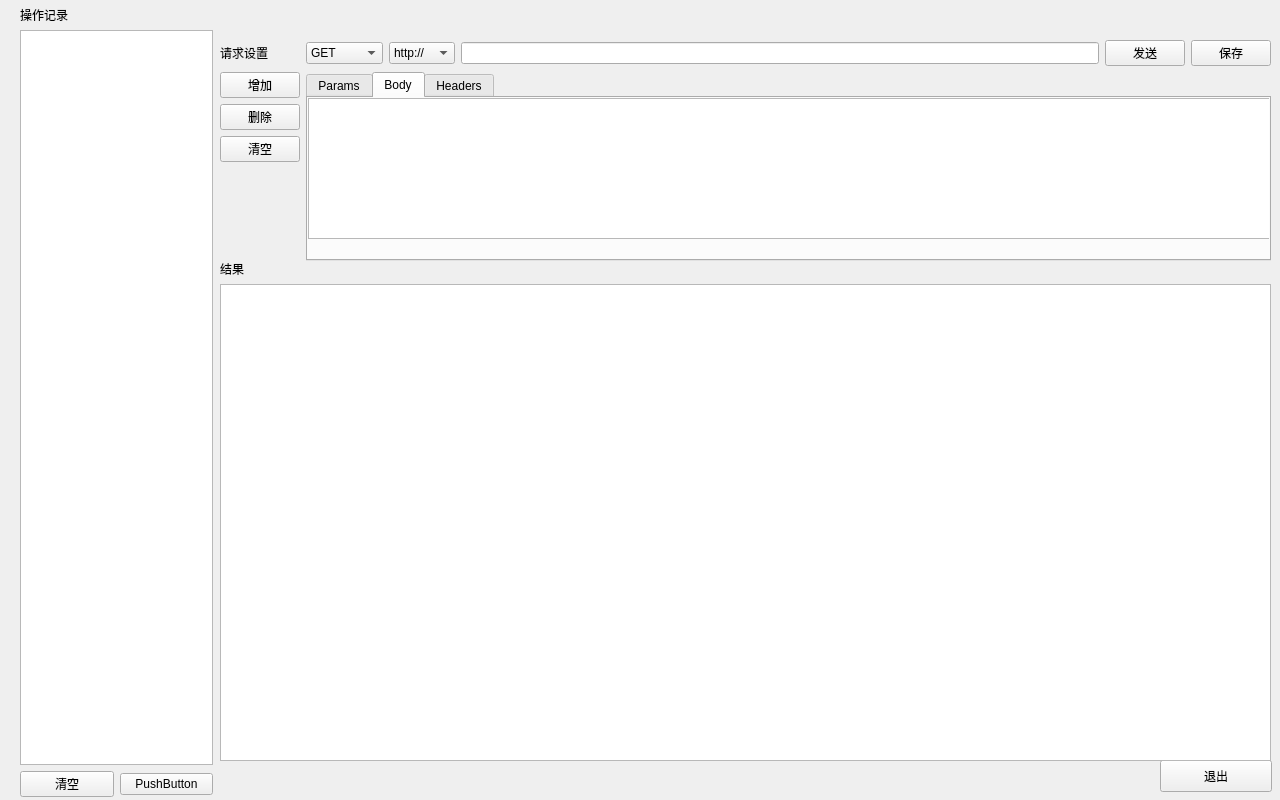
Old version of the form mypostman.ui in the repository only0322/MyPostman.
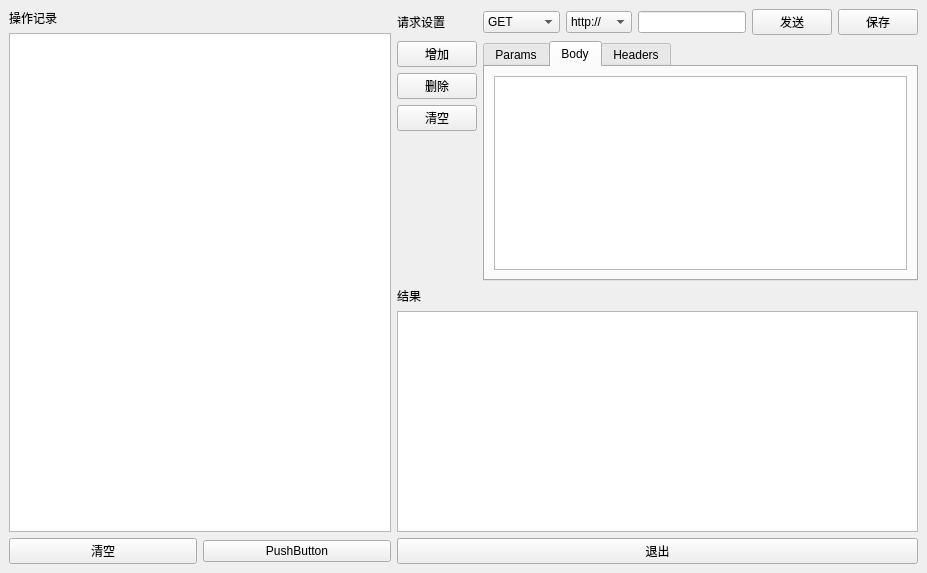
New version of the form. The open tabs and pages were chosen to show the change.

Diff of the .ui file:
```diff
--- a/mypostman.ui
+++ b/mypostman.ui
@@ -6,37 +6,20 @@
    <rect>
     <x>0</x>
     <y>0</y>
-    <width>1280</width>
-    <height>800</height>
+    <width>927</width>
+    <height>573</height>
    </rect>
   </property>
   <property name="windowTitle">
    <string>MyPostman</string>
   </property>
   <widget class="QWidget" name="centralwidget">
-   <widget class="QPushButton" name="btn_exit">
-    <property name="geometry">
-     <rect>
-      <x>1160</x>
-      <y>760</y>
-      <width>112</width>
-      <height>32</height>
-     </rect>
-    </property>
-    <property name="text">
-     <string>退出</string>
-    </property>
-   </widget>
-   <widget class="QWidget" name="layoutWidget">
-    <property name="geometry">
-     <rect>
-      <x>20</x>
-      <y>6</y>
-      <width>193</width>
-      <height>791</height>
-     </rect>
-    </property>
+   <layout class="QGridLayout" name="gridLayout_2">
+    <item row="0" column="0" rowspan="3">
     <layout class="QVBoxLayout" name="verticalLayout" stretch="0,0,0">
+      <property name="sizeConstraint">
+       <enum>QLayout::SetDefaultConstraint</enum>
+      </property>
      <property name="leftMargin">
       <number>0</number>
      </property>
@@ -72,16 +55,8 @@
       </layout>
      </item>
     </layout>
-   </widget>
-   <widget class="QWidget" name="layoutWidget">
-    <property name="geometry">
-     <rect>
-      <x>220</x>
-      <y>40</y>
-      <width>1051</width>
-      <height>221</height>
-     </rect>
-    </property>
+    </item>
+    <item row="0" column="1">
     <layout class="QGridLayout" name="gridLayout">
      <property name="sizeConstraint">
       <enum>QLayout::SetDefaultConstraint</enum>
@@ -116,16 +91,11 @@
         <attribute name="title">
          <string>Body</string>
         </attribute>
-        <widget class="QTableView" name="tableView_Body">
-         <property name="geometry">
-          <rect>
-           <x>0</x>
-           <y>0</y>
-           <width>1041</width>
-           <height>141</height>
-          </rect>
-         </property>
-        </widget>
+         <layout class="QGridLayout" name="gridLayout_4">
+          <item row="0" column="0">
+           <widget class="QTableView" name="tableView_Body"/>
+          </item>
+         </layout>
        </widget>
        <widget class="QWidget" name="tab_Headers">
         <attribute name="title">
@@ -263,16 +233,8 @@
       </widget>
      </item>
     </layout>
-   </widget>
-   <widget class="QWidget" name="layoutWidget">
-    <property name="geometry">
-     <rect>
-      <x>220</x>
-      <y>260</y>
-      <width>1051</width>
-      <height>501</height>
-     </rect>
-    </property>
+    </item>
+    <item row="1" column="1">
     <layout class="QVBoxLayout" name="verticalLayout_2">
      <item>
       <widget class="QLabel" name="label_result">
@@ -289,7 +251,15 @@
       </widget>
      </item>
     </layout>
-   </widget>
+    </item>
+    <item row="2" column="1">
+     <widget class="QPushButton" name="btn_exit">
+      <property name="text">
+       <string>退出</string>
+      </property>
+     </widget>
+    </item>
+   </layout>
   </widget>
   <widget class="QMenuBar" name="menubar">
    <property name="geometry">
```
Left out of the diff: 30 changed lines with no effect on the pictures. Lines whose indentation alone changed are shown as unchanged.
